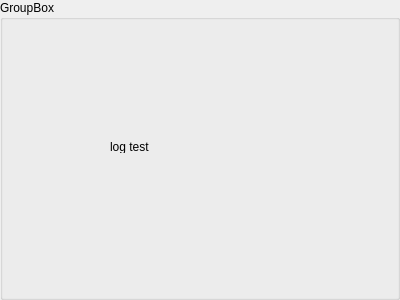
This is BatchLightUE4/Views/WindowsLogView.ui in shenyu0403/BatchBuildLightUE4 as Qt 5 draws it before an edit. The edited form follows.
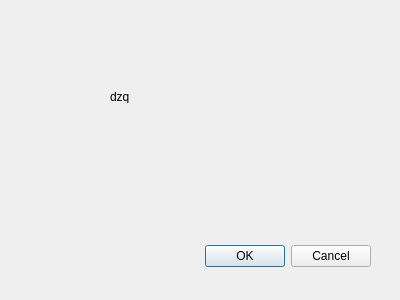
This is the edited form.

Commit message: Update all windows, little fix, rename and other tricks

```diff
--- a/BatchLightUE4/Views/WindowsLogView.ui
+++ b/BatchLightUE4/Views/WindowsLogView.ui
@@ -1,7 +1,7 @@
 <?xml version="1.0" encoding="UTF-8"?>
 <ui version="4.0">
- <class>GroupBox</class>
- <widget class="QGroupBox" name="GroupBox">
+ <class>DialogLog</class>
+ <widget class="QDialog" name="DialogLog">
   <property name="geometry">
    <rect>
     <x>0</x>
@@ -13,20 +13,33 @@
   <property name="windowTitle">
    <string>GroupBox</string>
   </property>
-  <property name="title">
-   <string>GroupBox</string>
-  </property>
+  <widget class="QDialogButtonBox" name="buttonBox">
+   <property name="geometry">
+    <rect>
+     <x>30</x>
+     <y>240</y>
+     <width>341</width>
+     <height>32</height>
+    </rect>
+   </property>
+   <property name="orientation">
+    <enum>Qt::Horizontal</enum>
+   </property>
+   <property name="standardButtons">
+    <set>QDialogButtonBox::Cancel|QDialogButtonBox::Ok</set>
+   </property>
+  </widget>
   <widget class="QLabel" name="label">
    <property name="geometry">
     <rect>
      <x>110</x>
-     <y>140</y>
+     <y>90</y>
      <width>47</width>
      <height>13</height>
     </rect>
    </property>
    <property name="text">
-    <string>log test</string>
+    <string>dzq</string>
    </property>
   </widget>
  </widget>
```
Left out of the diff: 37 changed lines with no effect on the pictures. The commit also changes 5 other files.
